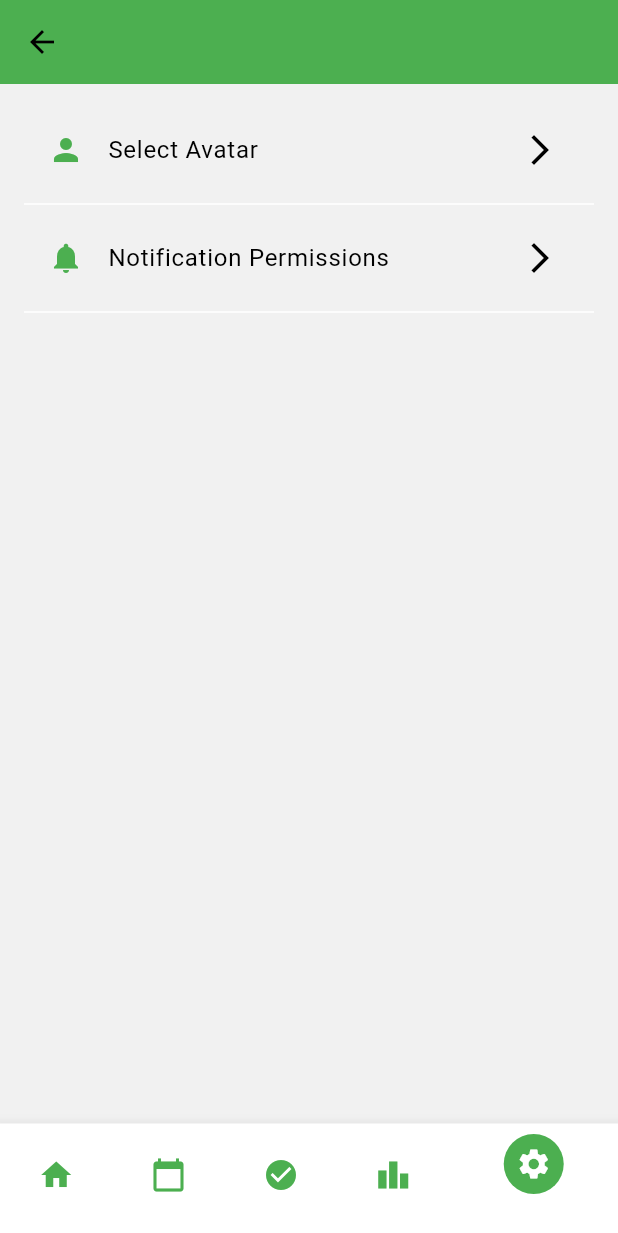
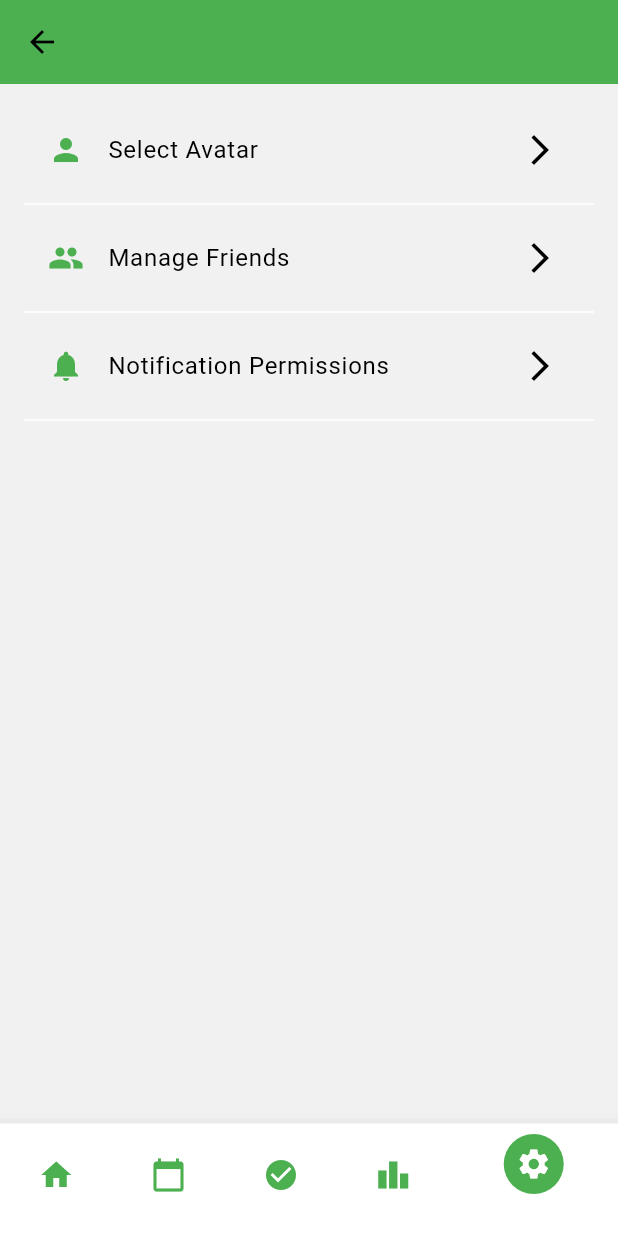
Before and after one commit to Camillaecalle/TaskQuest, a Flutter app: the TaskManagerPage screen opened directly, item 5 of the bottom bar chosen, on a phone screen of 412 x 824 dp. Shown: the top 1233 px of the screen. Run offline on Flutter 3.47's test engine with Material 3 defaults, Android fonts, the phone set to English and light mode, and no system bars; our stand-ins replace firebase_auth, firebase_core, table_calendar; accounts and stored records are empty.

Commit message:
Manage Friends Settings Button

```diff
--- a/taskquest1/lib/screens/settings_page.dart
+++ b/taskquest1/lib/screens/settings_page.dart
@@ -2,6 +2,7 @@ import 'package:flutter/material.dart';
 import 'components/const/colors.dart';
 import 'avatar_design_page.dart';
 // (Assuming you'll create a notification settings page later)
+// (You'll create a ManageFriendsPage soon)
 
 class SettingsPage extends StatelessWidget {
   @override
@@ -17,6 +18,28 @@ class SettingsPage extends StatelessWidget {
             Navigator.push(
               context,
               MaterialPageRoute(builder: (context) => AvatarDesignPage()),
+            );
+          },
+        ),
+        Divider(),
+        ListTile(
+          leading: Icon(Icons.people, color: primaryGreen),
+          title: Text('Manage Friends'),
+          trailing: Icon(Icons.arrow_forward_ios),
+          onTap: () {
+            // TODO: Create ManageFriendsPage and navigate there
+            showDialog(
+              context: context,
+              builder: (context) => AlertDialog(
+                title: Text('Manage Friends'),
+                content: Text('Friend management coming soon!'),
+                actions: [
+                  TextButton(
+                    onPressed: () => Navigator.pop(context),
+                    child: Text('OK', style: TextStyle(color: primaryGreen)),
+                  ),
+                ],
+              ),
             );
           },
         ),
```
